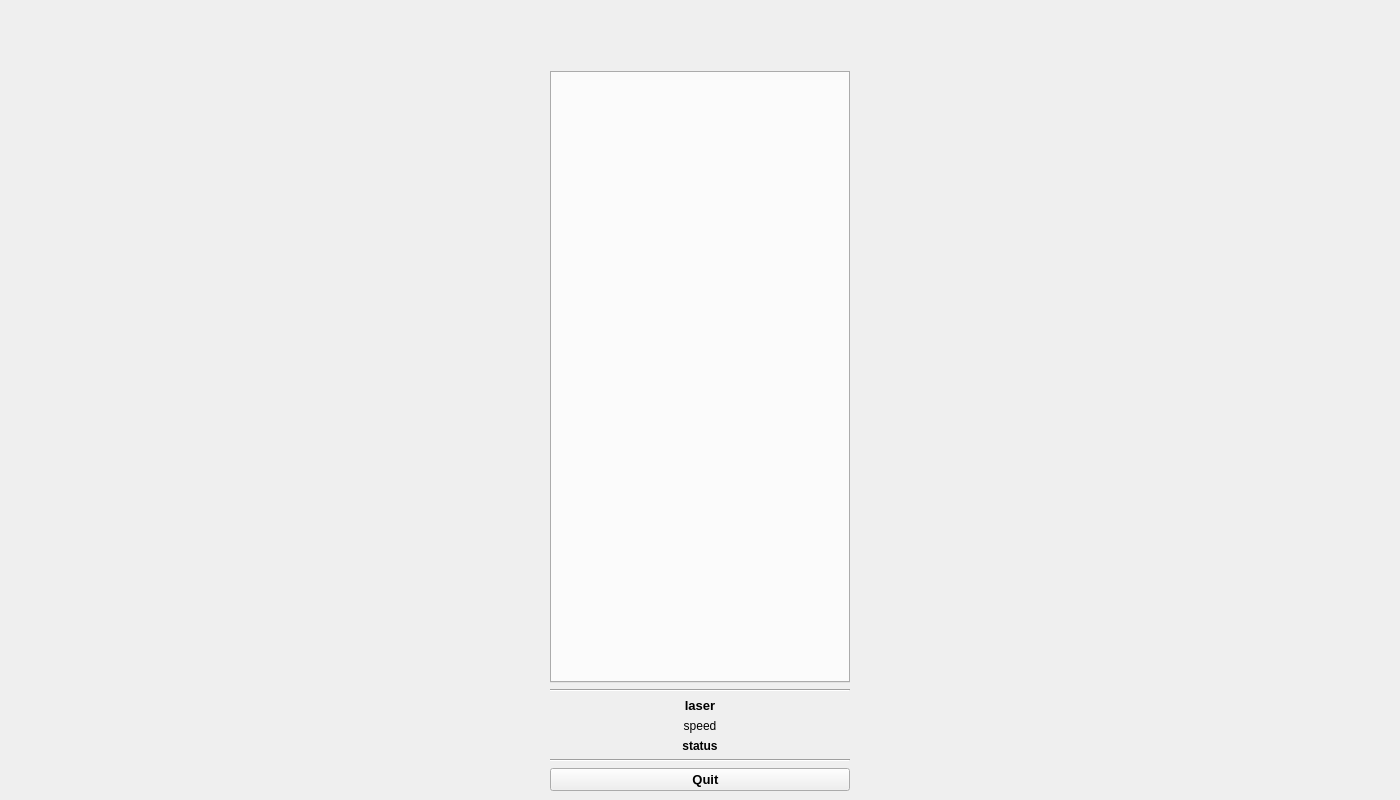
First picture: the form in cyplam_robviz/resources/robviz.ui, repository openlmd/cyplam, before the edit.
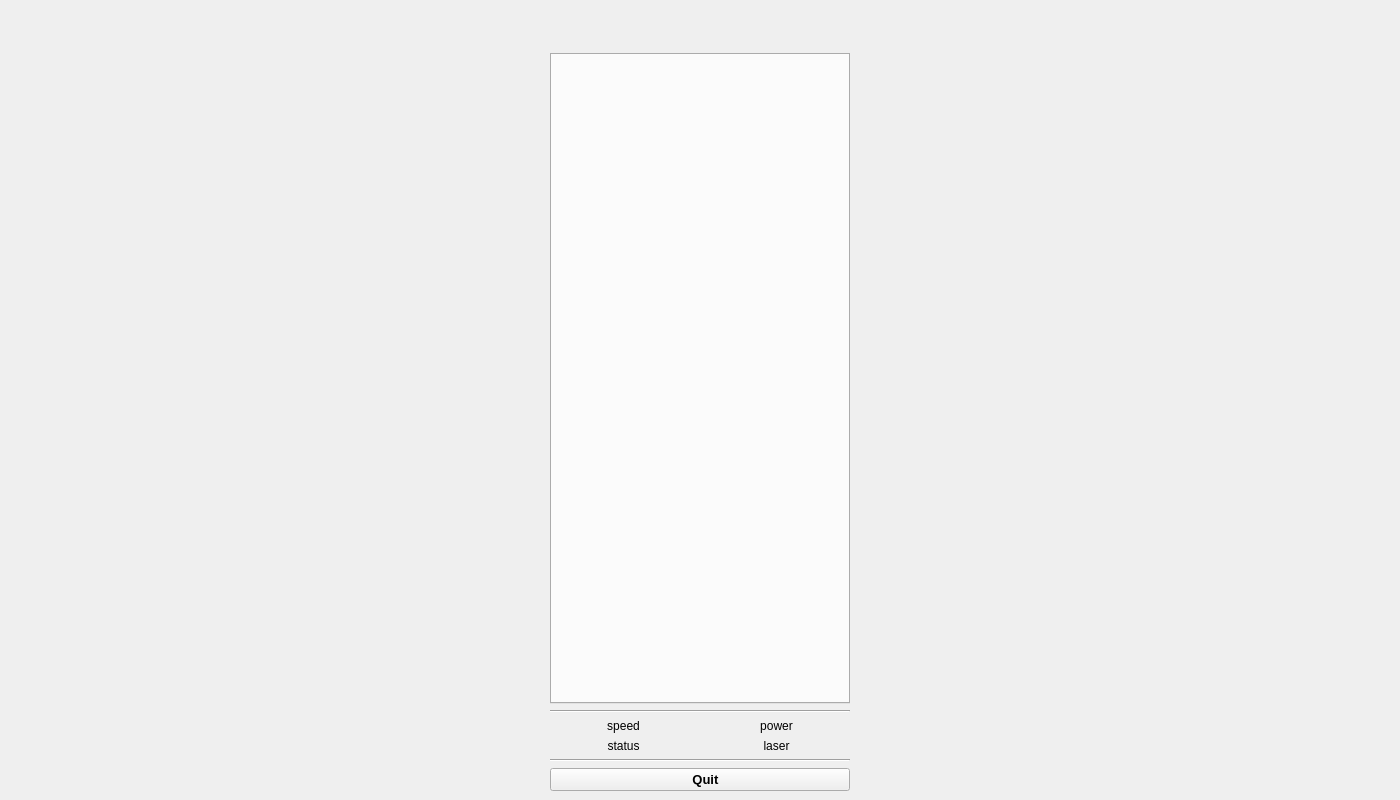
Second picture: the form after the edit. Icons and pictures are not drawn.

Commit message: Updated robviz visualization of status information.

Diff of the .ui file:
```diff
--- a/cyplam_robviz/resources/robviz.ui
+++ b/cyplam_robviz/resources/robviz.ui
@@ -64,14 +64,82 @@
     </font>
    </property>
    <layout class="QGridLayout" name="gridLayout">
-    <item row="0" column="0" rowspan="25">
+    <item row="20" column="1">
+     <layout class="QGridLayout" name="grdStatus">
+      <item row="0" column="0">
+       <widget class="QLabel" name="lblSpeed">
+        <property name="text">
+         <string>speed</string>
+        </property>
+        <property name="alignment">
+         <set>Qt::AlignCenter</set>
+        </property>
+        <property name="margin">
+         <number>3</number>
+        </property>
+        <property name="indent">
+         <number>3</number>
+        </property>
+       </widget>
+      </item>
+      <item row="1" column="0">
+       <widget class="QLabel" name="lblStatus">
+        <property name="text">
+         <string>status</string>
+        </property>
+        <property name="alignment">
+         <set>Qt::AlignCenter</set>
+        </property>
+        <property name="margin">
+         <number>3</number>
+        </property>
+        <property name="indent">
+         <number>3</number>
+        </property>
+       </widget>
+      </item>
+      <item row="0" column="1">
+       <widget class="QLabel" name="lblPower">
+        <property name="text">
+         <string>power</string>
+        </property>
+        <property name="alignment">
+         <set>Qt::AlignCenter</set>
+        </property>
+        <property name="margin">
+         <number>3</number>
+        </property>
+        <property name="indent">
+         <number>3</number>
+        </property>
+       </widget>
+      </item>
+      <item row="1" column="1">
+       <widget class="QLabel" name="lblLaser">
+        <property name="text">
+         <string>laser</string>
+        </property>
+        <property name="alignment">
+         <set>Qt::AlignCenter</set>
+        </property>
+        <property name="margin">
+         <number>3</number>
+        </property>
+        <property name="indent">
+         <number>3</number>
+        </property>
+       </widget>
+      </item>
+     </layout>
+    </item>
+    <item row="0" column="0" rowspan="23">
      <layout class="QHBoxLayout" name="boxPlot">
       <property name="spacing">
        <number>0</number>
       </property>
      </layout>
     </item>
-    <item row="24" column="1">
+    <item row="22" column="1">
      <widget class="QPushButton" name="btnQuit">
       <property name="enabled">
        <bool>true</bool>
@@ -117,75 +185,10 @@
       </property>
      </widget>
     </item>
-    <item row="23" column="1">
-     <widget class="Line" name="line_3">
-      <property name="orientation">
-       <enum>Qt::Horizontal</enum>
-      </property>
-     </widget>
-    </item>
     <item row="21" column="1">
-     <widget class="QLabel" name="lblSpeed">
-      <property name="font">
-       <font>
-        <weight>50</weight>
-        <bold>false</bold>
-       </font>
-      </property>
-      <property name="text">
-       <string>speed</string>
-      </property>
-      <property name="alignment">
-       <set>Qt::AlignCenter</set>
-      </property>
-      <property name="margin">
-       <number>3</number>
-      </property>
-      <property name="indent">
-       <number>3</number>
-      </property>
-     </widget>
-    </item>
-    <item row="22" column="1">
-     <widget class="QLabel" name="lblStatus">
-      <property name="font">
-       <font>
-        <weight>75</weight>
-        <bold>true</bold>
-       </font>
-      </property>
-      <property name="styleSheet">
-       <string notr="true"/>
-      </property>
-      <property name="text">
-       <string>status</string>
-      </property>
-      <property name="alignment">
-       <set>Qt::AlignCenter</set>
-      </property>
-      <property name="margin">
-       <number>3</number>
-      </property>
-      <property name="indent">
-       <number>3</number>
-      </property>
-     </widget>
-    </item>
-    <item row="20" column="1">
-     <widget class="QLabel" name="lblLaser">
-      <property name="font">
-       <font>
-        <pointsize>10</pointsize>
-        <weight>75</weight>
-        <italic>false</italic>
-        <bold>true</bold>
-       </font>
-      </property>
-      <property name="text">
-       <string>laser</string>
-      </property>
-      <property name="alignment">
-       <set>Qt::AlignCenter</set>
+     <widget class="Line" name="line_3">
+      <property name="orientation">
+       <enum>Qt::Horizontal</enum>
       </property>
      </widget>
     </item>
@@ -220,7 +223,7 @@
       </property>
      </widget>
     </item>
-    <item row="4" column="1" rowspan="11">
+    <item row="2" column="1" rowspan="14">
      <widget class="QLabel" name="lblLogo">
       <property name="frameShape">
        <enum>QFrame::NoFrame</enum>
```
The commit also changes 1 other file.
